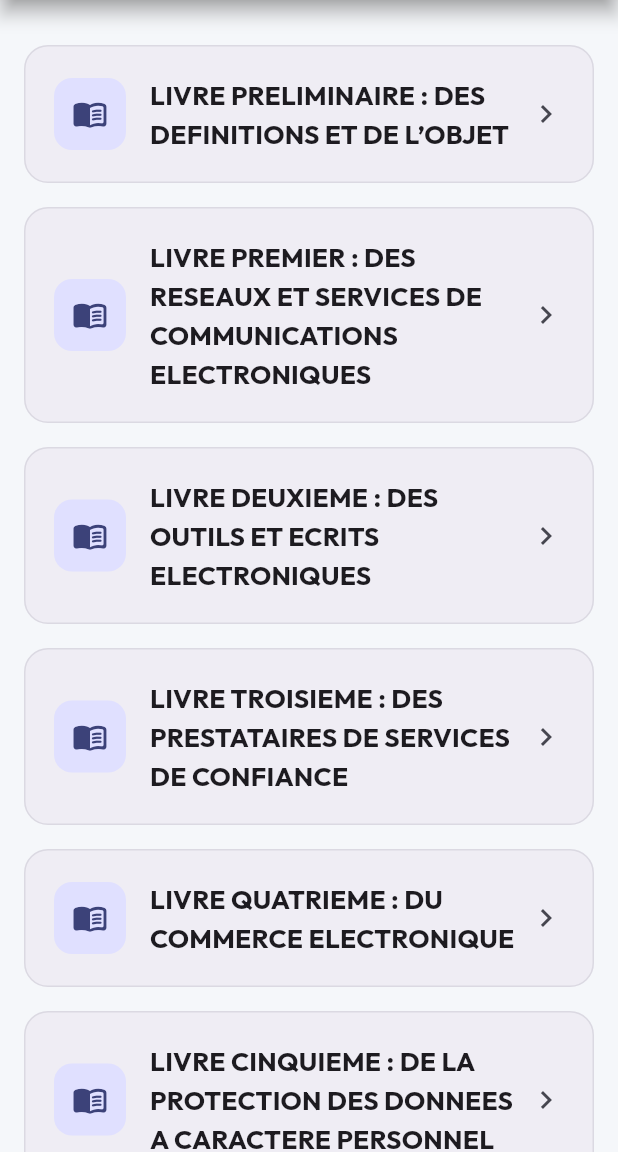
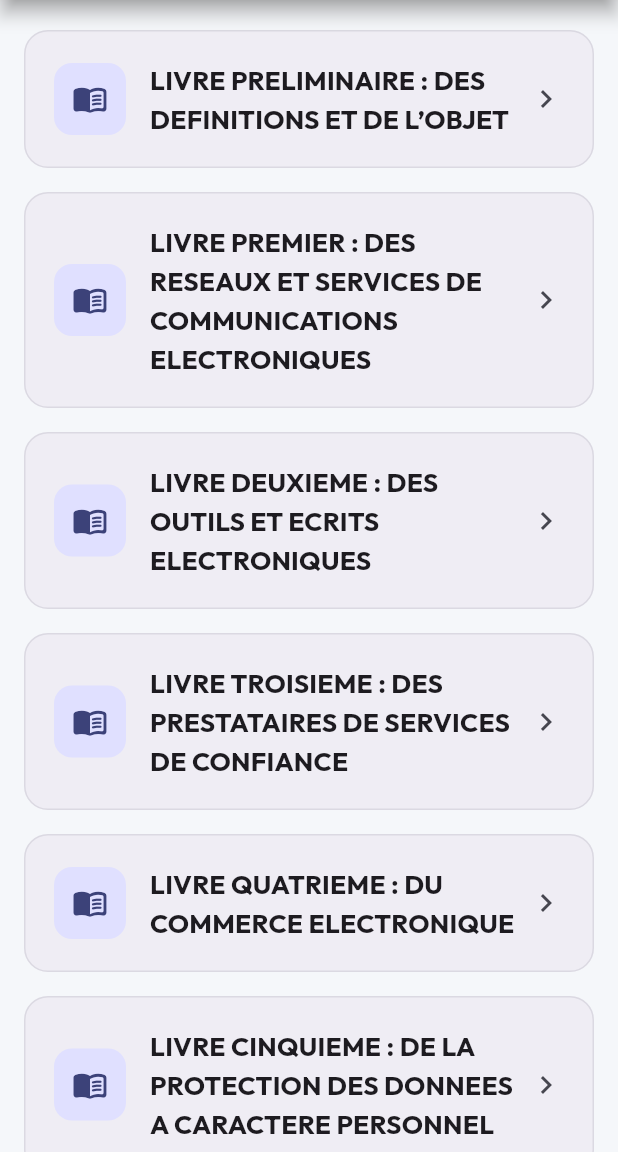
Before and after one commit to btchekeli/Code_num_bj, a Flutter app: the screen it shows after launch, on a phone screen of 412 x 824 dp, the part 84-1236 px from its top. Run offline on Flutter 3.47's test engine with Material 3 defaults, Android fonts, the phone set to English and light mode, and no system bars; drawn by our look-alikes of flutter_animate; our stand-ins replace google_fonts, share_plus, sqflite, sqflite_common_ffi; accounts and stored records are empty.

Commit message:
fix(ui): ajout d'espaces supplementaires et prise en compte de la safe zone en fin de listes

```diff
--- a/lib/screens/all_articles_screen.dart
+++ b/lib/screens/all_articles_screen.dart
@@ -25,8 +25,9 @@ class AllArticlesScreen extends StatelessWidget {
           }
 
           final articles = snapshot.data!;
+          final bottomPadding = MediaQuery.paddingOf(context).bottom;
           return ListView.builder(
-            padding: const EdgeInsets.all(20),
+            padding: EdgeInsets.fromLTRB(20, 20, 20, 40 + bottomPadding),
             itemCount: articles.length,
             itemBuilder: (context, index) {
               final article = articles[index];
--- a/lib/screens/all_titles_screen.dart
+++ b/lib/screens/all_titles_screen.dart
@@ -25,8 +25,9 @@ class AllTitlesScreen extends StatelessWidget {
           }
 
           final titles = snapshot.data!;
+          final bottomPadding = MediaQuery.paddingOf(context).bottom;
           return ListView.separated(
-            padding: const EdgeInsets.all(16),
+            padding: EdgeInsets.fromLTRB(16, 16, 16, 40 + bottomPadding),
             itemCount: titles.length,
             separatorBuilder: (context, index) => const SizedBox(height: 12),
             itemBuilder: (context, index) {
--- a/lib/screens/article_list_screen.dart
+++ b/lib/screens/article_list_screen.dart
@@ -35,8 +35,9 @@ class ArticleListScreen extends StatelessWidget {
           }
 
           final articles = snapshot.data!;
+          final bottomPadding = MediaQuery.paddingOf(context).bottom;
           return ListView.builder(
-            padding: const EdgeInsets.all(16),
+            padding: EdgeInsets.fromLTRB(16, 16, 16, 40 + bottomPadding),
             itemCount: articles.length,
             itemBuilder: (context, index) {
               return ArticleCard(
--- a/lib/screens/content_screen.dart
+++ b/lib/screens/content_screen.dart
@@ -57,8 +57,9 @@ class ContentScreen extends StatelessWidget {
           }
 
           final items = snapshot.data!;
+          final bottomPadding = MediaQuery.paddingOf(context).bottom;
           return ListView.separated(
-            padding: const EdgeInsets.all(16),
+            padding: EdgeInsets.fromLTRB(16, 16, 16, 40 + bottomPadding),
             itemCount: items.length,
             separatorBuilder: (context, index) => const SizedBox(height: 12),
             itemBuilder: (context, index) {
--- a/lib/screens/favorites_screen.dart
+++ b/lib/screens/favorites_screen.dart
@@ -29,8 +29,9 @@ class _FavoritesScreenState extends State<FavoritesScreen> {
           }
 
           final articles = snapshot.data!;
+          final bottomPadding = MediaQuery.paddingOf(context).bottom;
           return ListView.builder(
-            padding: const EdgeInsets.all(16),
+            padding: EdgeInsets.fromLTRB(16, 16, 16, 40 + bottomPadding),
             itemCount: articles.length,
             itemBuilder: (context, index) {
               return ArticleCard(
--- a/lib/screens/home_screen.dart
+++ b/lib/screens/home_screen.dart
@@ -29,11 +29,9 @@ class HomeScreen extends StatelessWidget {
           }
 
           final books = snapshot.data!;
+          final bottomPadding = MediaQuery.paddingOf(context).bottom;
           return ListView.builder(
-            padding: const EdgeInsets.symmetric(
-              horizontal: 16,
-              vertical: 30,
-            ),
+            padding: EdgeInsets.fromLTRB(16, 20, 16, 40 + bottomPadding),
             itemCount: books.length,
             itemBuilder: (context, index) {
               final book = books[index];
--- a/lib/screens/law_modifications_screen.dart
+++ b/lib/screens/law_modifications_screen.dart
@@ -76,8 +76,9 @@ class _LawModificationsScreenState extends State<LawModificationsScreen> {
           }
 
           final modifications = snapshot.data!;
+          final bottomPadding = MediaQuery.paddingOf(context).bottom;
           return ListView.builder(
-            padding: const EdgeInsets.all(16.0),
+            padding: EdgeInsets.fromLTRB(16.0, 16.0, 16.0, 40 + bottomPadding),
             itemCount: modifications.length,
             itemBuilder: (context, index) {
               final modification = modifications[index];
```
Also changed, not shown: lib/screens/about_screen.dart (+6 -1 lines), assets/code_numerique.json.
